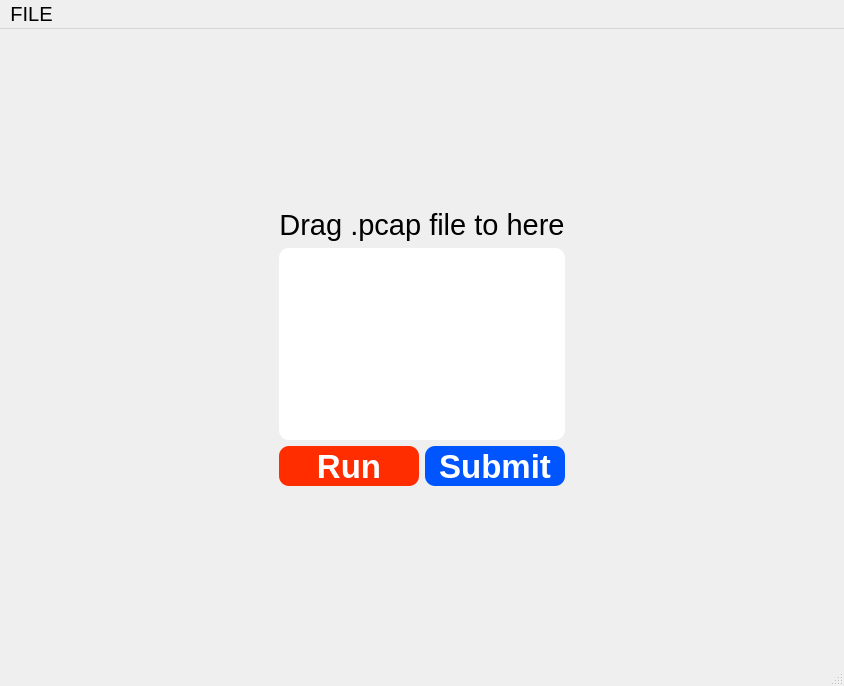
This is forms/mainwindow.ui in HyungJoonLEE/Lazyshark as Qt 5 draws it before an edit. The edited form follows.
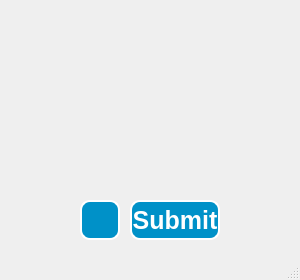
This is the edited form.

Patch:
```diff
--- a/forms/mainwindow.ui
+++ b/forms/mainwindow.ui
@@ -6,8 +6,8 @@
    <rect>
     <x>0</x>
     <y>0</y>
-    <width>844</width>
-    <height>686</height>
+    <width>300</width>
+    <height>280</height>
    </rect>
   </property>
   <property name="sizePolicy">
@@ -16,6 +16,18 @@
     <verstretch>0</verstretch>
    </sizepolicy>
   </property>
+  <property name="minimumSize">
+   <size>
+    <width>300</width>
+    <height>279</height>
+   </size>
+  </property>
+  <property name="maximumSize">
+   <size>
+    <width>300</width>
+    <height>280</height>
+   </size>
+  </property>
   <property name="baseSize">
    <size>
     <width>500</width>
@@ -29,63 +41,27 @@
    <string notr="true"/>
   </property>
   <widget class="QWidget" name="centralwidget">
-   <layout class="QGridLayout" name="gridLayout">
-    <item row="2" column="1">
-     <layout class="QVBoxLayout" name="verticalLayout">
-      <item>
-       <layout class="QHBoxLayout" name="horizontalLayout_2">
-        <item>
-         <widget class="QListWidget" name="listWidget">
-          <property name="styleSheet">
-           <string notr="true">QListWidget {
-	background-color: white;
-	border-radius: 10px;
-}</string>
-          </property>
-         </widget>
-        </item>
-       </layout>
-      </item>
-      <item>
-       <layout class="QHBoxLayout" name="horizontalLayout">
-        <item>
-         <widget class="QPushButton" name="RunBtn">
+   <property name="sizePolicy">
+    <sizepolicy hsizetype="Preferred" vsizetype="Preferred">
+     <horstretch>0</horstretch>
+     <verstretch>0</verstretch>
+    </sizepolicy>
+   </property>
           <property name="minimumSize">
            <size>
-            <width>80</width>
-            <height>40</height>
-           </size>
-          </property>
-          <property name="font">
-           <font>
-            <pointsize>25</pointsize>
-            <bold>true</bold>
-           </font>
-          </property>
-          <property name="styleSheet">
-           <string notr="true">QPushButton {
-	border-radius: 10px;
-	background: rgb(255, 45, 0);
-	color: white;
-}
-
-QPushbButton:hover:!pressed {
-	background: rgba(255, 285, 0, 220)
-}
-
-QPushButton:pressed {
-	background: rgba(255, 45, 0, 200);
-}
-
-</string>
-          </property>
-          <property name="text">
-           <string>Run</string>
-          </property>
-         </widget>
-        </item>
-        <item>
-         <widget class="QPushButton" name="SubmitBtn">
+     <width>200</width>
+     <height>200</height>
+    </size>
+   </property>
+   <widget class="QPushButton" name="submitBtn">
+    <property name="geometry">
+     <rect>
+      <x>130</x>
+      <y>200</y>
+      <width>90</width>
+      <height>40</height>
+     </rect>
+    </property>
           <property name="sizePolicy">
            <sizepolicy hsizetype="Minimum" vsizetype="Fixed">
             <horstretch>0</horstretch>
@@ -94,20 +70,27 @@
           </property>
           <property name="minimumSize">
            <size>
-            <width>80</width>
+      <width>90</width>
+      <height>40</height>
+     </size>
+    </property>
+    <property name="maximumSize">
+     <size>
+      <width>90</width>
             <height>40</height>
            </size>
           </property>
           <property name="font">
            <font>
-            <pointsize>25</pointsize>
+      <pointsize>19</pointsize>
             <bold>true</bold>
            </font>
           </property>
           <property name="styleSheet">
            <string notr="true">QPushButton {
 	border-radius: 10px;
-	background: rgb(0, 85, 255);
+	border: 2px solid white;
+	background: rgb(0, 145, 200);
 	color: white;
 }
 
@@ -125,86 +108,101 @@
            <string>Submit</string>
           </property>
          </widget>
-        </item>
-       </layout>
-      </item>
-     </layout>
-    </item>
-    <item row="2" column="0">
-     <spacer name="horizontalSpacer">
-      <property name="orientation">
-       <enum>Qt::Horizontal</enum>
-      </property>
-      <property name="sizeHint" stdset="0">
-       <size>
-        <width>40</width>
-        <height>20</height>
-       </size>
-      </property>
-     </spacer>
-    </item>
-    <item row="2" column="2">
-     <spacer name="horizontalSpacer_2">
-      <property name="orientation">
-       <enum>Qt::Horizontal</enum>
-      </property>
-      <property name="sizeHint" stdset="0">
-       <size>
-        <width>40</width>
-        <height>20</height>
-       </size>
-      </property>
-     </spacer>
-    </item>
-    <item row="3" column="1">
-     <spacer name="verticalSpacer_2">
-      <property name="orientation">
-       <enum>Qt::Vertical</enum>
-      </property>
-      <property name="sizeHint" stdset="0">
-       <size>
-        <width>20</width>
-        <height>40</height>
-       </size>
-      </property>
-     </spacer>
-    </item>
-    <item row="0" column="1">
-     <spacer name="verticalSpacer">
-      <property name="orientation">
-       <enum>Qt::Vertical</enum>
-      </property>
-      <property name="sizeHint" stdset="0">
-       <size>
-        <width>20</width>
-        <height>40</height>
-       </size>
-      </property>
-     </spacer>
-    </item>
-    <item row="1" column="1">
-     <widget class="QLabel" name="label">
+   <widget class="QLabel" name="mainPic">
+    <property name="geometry">
+     <rect>
+      <x>0</x>
+      <y>0</y>
+      <width>301</width>
+      <height>261</height>
+     </rect>
+    </property>
       <property name="font">
        <font>
-        <pointsize>22</pointsize>
-       </font>
-      </property>
+      <family>Arial</family>
+      <pointsize>18</pointsize>
+      <bold>true</bold>
+     </font>
+    </property>
+    <property name="layoutDirection">
+     <enum>Qt::LeftToRight</enum>
+    </property>
+    <property name="styleSheet">
+     <string notr="true">QLabel {
+	color: white;
+}</string>
+    </property>
       <property name="text">
-       <string>Drag .pcap file to here</string>
+     <string/>
       </property>
       <property name="alignment">
        <set>Qt::AlignCenter</set>
       </property>
      </widget>
-    </item>
-   </layout>
+   <widget class="QPushButton" name="scanBtn">
+    <property name="geometry">
+     <rect>
+      <x>80</x>
+      <y>200</y>
+      <width>40</width>
+      <height>40</height>
+     </rect>
+    </property>
+    <property name="sizePolicy">
+     <sizepolicy hsizetype="Minimum" vsizetype="Fixed">
+      <horstretch>0</horstretch>
+      <verstretch>0</verstretch>
+     </sizepolicy>
+    </property>
+    <property name="minimumSize">
+     <size>
+      <width>40</width>
+      <height>40</height>
+     </size>
+    </property>
+    <property name="maximumSize">
+     <size>
+      <width>40</width>
+      <height>40</height>
+     </size>
+    </property>
+    <property name="font">
+     <font>
+      <pointsize>19</pointsize>
+      <bold>true</bold>
+     </font>
+    </property>
+    <property name="styleSheet">
+     <string notr="true">QPushButton {
+	border-radius: 10px;
+	background: rgb(0, 145, 200);
+	border: 2px solid white;	
+	color: white;
+}
+
+QPushbButton:hover:!pressed {
+	background: rgba(0, 145, 200, 220)
+}
+
+QPushButton:pressed {
+	background: rgba(0, 130, 220, 200);
+}
+</string>
+    </property>
+    <property name="text">
+     <string/>
+    </property>
+   </widget>
+   <zorder>mainPic</zorder>
+   <zorder>submitBtn</zorder>
+   <zorder>scanBtn</zorder>
   </widget>
   <widget class="QMenuBar" name="menubar">
    <property name="geometry">
     <rect>
      <x>0</x>
      <y>0</y>
-     <width>844</width>
+     <width>300</width>
      <height>23</height>
     </rect>
    </property>
@@ -213,18 +211,6 @@
      <pointsize>15</pointsize>
     </font>
    </property>
-   <widget class="QMenu" name="menuFILE">
-    <property name="font">
-     <font>
-      <pointsize>15</pointsize>
-     </font>
-    </property>
-    <property name="title">
-     <string>FILE</string>
-    </property>
-    <addaction name="actionNew"/>
-   </widget>
-   <addaction name="menuFILE"/>
   </widget>
   <widget class="QStatusBar" name="statusbar"/>
   <action name="actionNew">
```
Left out of the diff: 8 changed lines with no effect on the pictures. Lines whose indentation alone changed are shown as unchanged.
